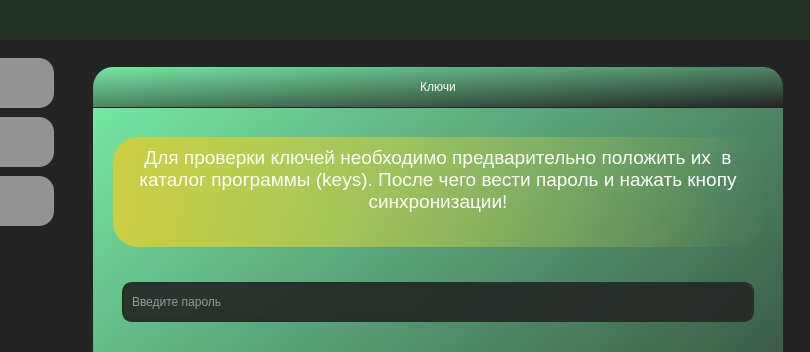
Old version of the form gui/windows/main_ui.ui in the repository dorokhinra/save_password; both pictures show x 190 to 1000 and y 0 to 352 of the 1000 by 738 pixel window.
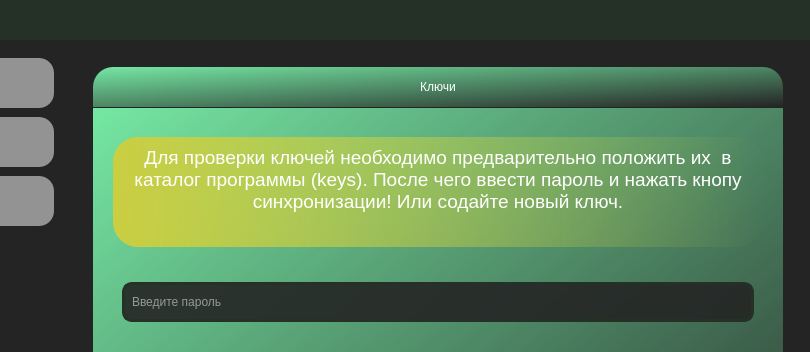
New version of the form. The open tabs and pages were chosen to show the change. Icons and pictures are not drawn.

```diff
--- a/gui/windows/main_ui.ui
+++ b/gui/windows/main_ui.ui
@@ -1658,7 +1658,7 @@
 &lt;html&gt;&lt;head&gt;&lt;meta name=&quot;qrichtext&quot; content=&quot;1&quot; /&gt;&lt;style type=&quot;text/css&quot;&gt;
 p, li { white-space: pre-wrap; }
 &lt;/style&gt;&lt;/head&gt;&lt;body style=&quot; font-family:'Sans Serif'; font-size:9pt; font-weight:400; font-style:normal;&quot;&gt;
-&lt;p align=&quot;center&quot; style=&quot; margin-top:0px; margin-bottom:0px; margin-left:0px; margin-right:0px; -qt-block-indent:0; text-indent:0px;&quot;&gt;&lt;span style=&quot; font-size:14pt;&quot;&gt;Для проверки ключей необходимо предварительно положить их  в каталог программы (keys). После чего вести пароль и нажать кнопу синхронизации!&lt;/span&gt;&lt;/p&gt;&lt;/body&gt;&lt;/html&gt;</string>
+&lt;p align=&quot;center&quot; style=&quot; margin-top:0px; margin-bottom:0px; margin-left:0px; margin-right:0px; -qt-block-indent:0; text-indent:0px;&quot;&gt;&lt;span style=&quot; font-size:14pt;&quot;&gt;Для проверки ключей необходимо предварительно положить их  в каталог программы (keys). После чего ввести пароль и нажать кнопу синхронизации! Или содайте новый ключ.&lt;/span&gt;&lt;/p&gt;&lt;/body&gt;&lt;/html&gt;</string>
                              </property>
                             </widget>
                            </item>
```
Left out of the diff: 4 changed lines with no effect on the pictures.
